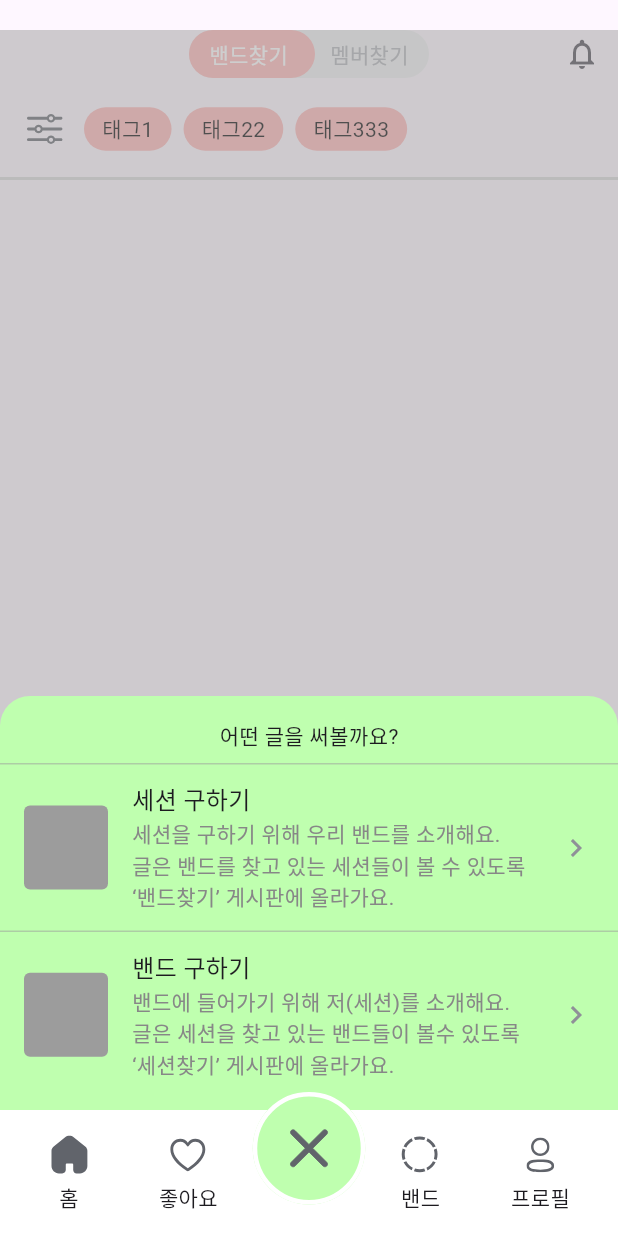
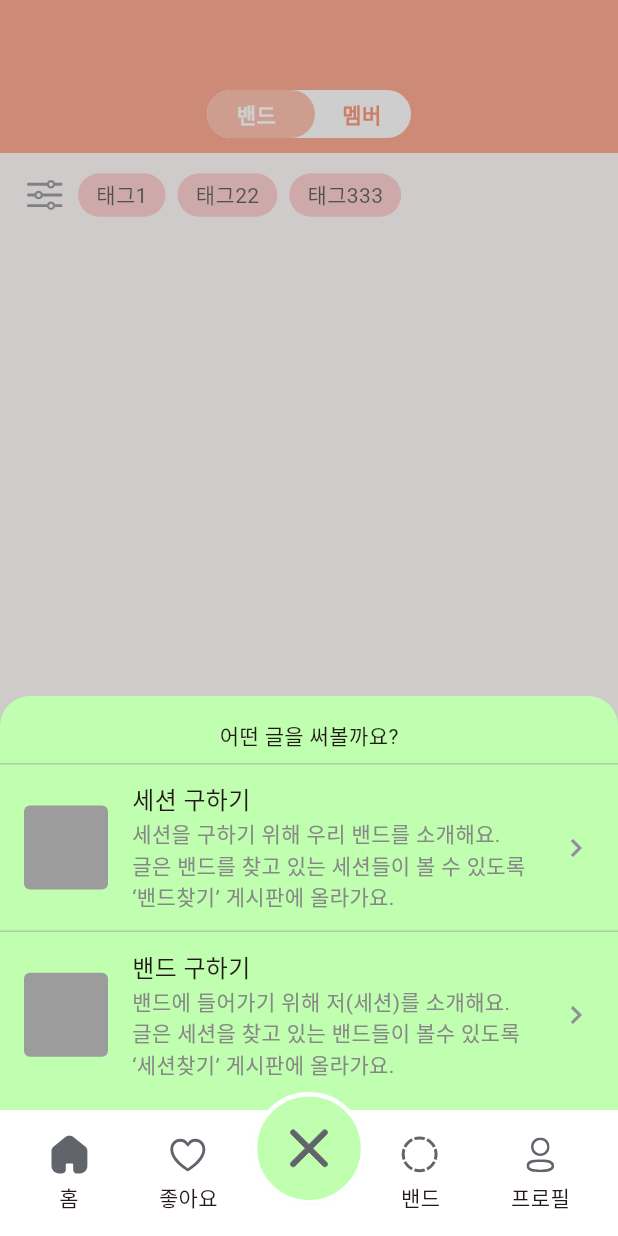
Before and after one commit to zigsong/lets-jam, a Flutter app: the screen it shows after launch, item 3 of the bottom bar chosen, on a phone screen of 412 x 824 dp. Run offline on Flutter 3.47's test engine with Material 3 defaults, Android fonts, the light colour scheme and no system bars; our stand-ins replace carousel_slider, flutter_dotenv, flutter_svg, image_picker, supabase_flutter; missing offline and left inert: kakao_flutter_sdk; accounts and stored records are empty; Roboto replaces fonts that are missing (Pretendard).

Commit message:
feat: PageToggler 색상 변경 및 appBar 구조 재정비

```diff
--- a/lib/main.dart
+++ b/lib/main.dart
@@ -1,6 +1,6 @@
 import 'package:flutter/material.dart';
 import 'package:flutter_dotenv/flutter_dotenv.dart';
-import 'package:lets_jam/screens/home_screen.dart';
+import 'package:lets_jam/screens/default_navigation.dart';
 import 'package:supabase_flutter/supabase_flutter.dart';
 import 'package:kakao_flutter_sdk/kakao_flutter_sdk.dart';
 
@@ -35,8 +35,17 @@ class MyApp extends StatelessWidget {
           child: child!,
         );
       },
-      theme: ThemeData(useMaterial3: true, fontFamily: 'Pretendard'),
-      home: const HomeScreen(),
+      theme: ThemeData(
+          useMaterial3: true,
+          fontFamily: 'Pretendard',
+          colorScheme:
+              ColorScheme.fromSeed(seedColor: const Color(0xffFC784F))),
+      initialRoute: '/',
+      routes: {
+        '/': (context) => const DefaultNavigation(),
+        // '/second': (context) => SecondScreen(),
+        // '/third': (context) => ThirdScreen(),
+      },
     );
   }
 }
--- a/lib/screens/home_screen.dart
+++ b/lib/screens/default_navigation.dart
@@ -6,15 +6,15 @@ import 'package:lets_jam/screens/explore_screen.dart';
 import 'package:lets_jam/screens/profile_screen.dart';
 import 'package:lets_jam/widgets/post_bottom_sheet.dart';
 
-class HomeScreen extends StatefulWidget {
+class DefaultNavigation extends StatefulWidget {
   final int? fromIndex;
-  const HomeScreen({super.key, this.fromIndex});
+  const DefaultNavigation({super.key, this.fromIndex});
 
   @override
-  State<HomeScreen> createState() => _HomeScreenState();
+  State<DefaultNavigation> createState() => _DefaultNavigationState();
 }
 
-class _HomeScreenState extends State<HomeScreen>
+class _DefaultNavigationState extends State<DefaultNavigation>
     with SingleTickerProviderStateMixin {
   AnimationController? _controller;
   Animation<Offset>? _offsetAnimation;
@@ -92,10 +92,6 @@ class _HomeScreenState extends State<HomeScreen>
   @override
   Widget build(BuildContext context) {
     return Scaffold(
-        /** @zigsong TODO: appbar height 정하기 */
-        appBar: AppBar(
-          toolbarHeight: 20,
-        ),
         body: Stack(children: [
           Positioned.fill(
               child: Center(child: _widgetOptions.elementAt(_selectedIndex))),
--- a/lib/screens/explore_screen.dart
+++ b/lib/screens/explore_screen.dart
@@ -2,6 +2,7 @@ import 'package:flutter/material.dart';
 import 'package:flutter_svg/svg.dart';
 import 'package:lets_jam/models/post_model.dart';
 import 'package:lets_jam/screens/post_detail_screen.dart';
+import 'package:lets_jam/utils/color_seed_enum.dart';
 import 'package:lets_jam/widgets/page_toggler.dart';
 import 'package:lets_jam/widgets/post_thumbnail.dart';
 import 'package:lets_jam/widgets/tag.dart';
@@ -42,41 +43,30 @@ class _ExploreScreenState extends State<ExploreScreen> {
   @override
   Widget build(BuildContext context) {
     var isBandTabSelected = _selectedPage == 0;
-    var isMemberTabSelected = _selectedPage == 1;
-
     var mockFilteredTags = ['태그1', '태그22', '태그333'];
 
-    return Scaffold(
-        body: Column(
+    return Column(
       children: [
-        Stack(
-          children: [
-            PageToggler(
-              onTap: _slidePage,
-              selectedIndex: isBandTabSelected ? 0 : 1,
-            ),
-            Positioned(
-              right: 0,
-              top: 0,
-              bottom: 0,
-              child: IconButton(
-                  onPressed: () {},
-                  padding: EdgeInsets.zero, // 패딩 설정
-                  constraints: const BoxConstraints(),
-                  icon: const Icon(Icons.notifications_outlined)),
-            ),
-          ],
-        ),
+        Container(
+            height: 102,
+            decoration: BoxDecoration(color: ColorSeed.boldOrangeMedium.color),
+            child: Align(
+              alignment: Alignment.bottomCenter,
+              child: Padding(
+                padding: const EdgeInsets.only(bottom: 10),
+                child: PageToggler(
+                  selectedIndex: _selectedPage,
+                  onTap: _slidePage,
+                ),
+              ),
+            )),
         Padding(
-          padding: const EdgeInsets.symmetric(horizontal: 12, vertical: 16),
+          padding: const EdgeInsets.symmetric(horizontal: 12, vertical: 10),
           child: Row(
             children: [
               SizedBox(
                   width: 36,
                   child: SvgPicture.asset('assets/icons/filter.svg')),
-              const SizedBox(
-                width: 4,
-              ),
               Expanded(
                 child: SingleChildScrollView(
                     scrollDirection: Axis.horizontal,
@@ -91,11 +81,6 @@ class _ExploreScreenState extends State<ExploreScreen> {
               ),
             ],
           ),
-        ),
-        const Divider(
-          height: 0,
-          thickness: 2,
-          color: Color(0xffD9D9D9),
         ),
         Expanded(
           child: FutureBuilder(
@@ -118,14 +103,14 @@ class _ExploreScreenState extends State<ExploreScreen> {
                   .toList();
 
               return Padding(
-                padding:
-                    const EdgeInsets.symmetric(horizontal: 16, vertical: 12),
+                padding: const EdgeInsets.symmetric(horizontal: 16),
                 child: PageView(
                   controller: _pageViewController,
                   physics:
                       const NeverScrollableScrollPhysics(), // 기본 슬라이드 동작을 막음
                   children: [
                     ListView.separated(
+                        padding: EdgeInsets.zero,
                         itemCount: findSessionPosts.length,
                         separatorBuilder: (context, index) => const SizedBox(
                               height: 8,
@@ -143,6 +128,7 @@ class _ExploreScreenState extends State<ExploreScreen> {
                           );
                         }),
                     ListView.separated(
+                        padding: EdgeInsets.zero,
                         itemCount: findBandPosts.length,
                         separatorBuilder: (context, index) => const SizedBox(
                               height: 8,
@@ -166,6 +152,6 @@ class _ExploreScreenState extends State<ExploreScreen> {
           ),
         )
       ],
-    ));
+    );
   }
 }
--- a/lib/screens/login_screen.dart
+++ b/lib/screens/login_screen.dart
@@ -1,7 +1,7 @@
 import 'package:flutter/material.dart';
 import 'package:flutter/services.dart';
 import 'package:flutter_svg/svg.dart';
-import 'package:lets_jam/screens/home_screen.dart';
+import 'package:lets_jam/screens/default_navigation.dart';
 import 'package:lets_jam/screens/signup_screen/signup_screen.dart';
 import 'package:lets_jam/screens/welcome_screen.dart';
 import 'package:supabase_flutter/supabase_flutter.dart';
@@ -49,7 +49,7 @@ class LoginScreen extends StatelessWidget {
                         .eq('email', user.email!);
 
                     /**
-                     * 이미 가입된 사용자면 HomeScreen으로,
+                     * 이미 가입된 사용자면 DefaultNavigation으로,
                      * 신규 가입 사용자라면 WelcomeScreen으로
                      */
                     if (event == AuthChangeEvent.signedIn) {
--- a/lib/screens/my_info_screen.dart
+++ b/lib/screens/my_info_screen.dart
@@ -3,7 +3,7 @@ import 'package:lets_jam/models/age_enum.dart';
 import 'package:lets_jam/models/level_enum.dart';
 import 'package:lets_jam/models/session_enum.dart';
 import 'package:lets_jam/models/user_model.dart';
-import 'package:lets_jam/screens/home_screen.dart';
+import 'package:lets_jam/screens/default_navigation.dart';
 import 'package:supabase_flutter/supabase_flutter.dart';
 
 class MyInfoScreen extends StatefulWidget {
@@ -155,7 +155,7 @@ class _MyInfoScreenState extends State<MyInfoScreen> {
               onPressed: () async {
                 await supabase.auth.signOut();
                 Navigator.of(context).pushReplacement(MaterialPageRoute(
-                    builder: (context) => const HomeScreen(
+                    builder: (context) => const DefaultNavigation(
                           fromIndex: 2,
                         )));
               },
--- a/lib/screens/signup_screen/signup_screen.dart
+++ b/lib/screens/signup_screen/signup_screen.dart
@@ -2,7 +2,7 @@ import 'package:flutter/material.dart';
 import 'package:lets_jam/models/level_enum.dart';
 import 'package:lets_jam/models/session_enum.dart';
 import 'package:lets_jam/models/signup_model.dart';
-import 'package:lets_jam/screens/home_screen.dart';
+import 'package:lets_jam/screens/default_navigation.dart';
 import 'package:lets_jam/screens/signup_screen/required_page.dart';
 import 'package:lets_jam/utils/helper.dart';
 import 'package:supabase_flutter/supabase_flutter.dart';
@@ -48,7 +48,7 @@ class _SignupScreenState extends State<SignupScreen>
     _saveUserToSupabase();
 
     Navigator.of(context).pushReplacement(MaterialPageRoute(
-        builder: (context) => const HomeScreen(
+        builder: (context) => const DefaultNavigation(
               fromIndex: 2,
             )));
   }
--- a/lib/screens/upload_screen.dart
+++ b/lib/screens/upload_screen.dart
@@ -2,7 +2,7 @@ import 'package:flutter/material.dart';
 import 'package:lets_jam/models/age_enum.dart';
 import 'package:lets_jam/models/find_session_upload_model.dart';
 import 'package:lets_jam/models/level_enum.dart';
-import 'package:lets_jam/screens/home_screen.dart';
+import 'package:lets_jam/screens/default_navigation.dart';
 import 'package:lets_jam/utils/auth.dart';
 import 'package:lets_jam/widgets/custom_form.dart';
 import 'package:lets_jam/widgets/multiple_image_picker.dart';
@@ -42,7 +42,7 @@ class _UploadScreenState extends State<UploadScreen> {
       _savePostToSupabase();
 
       Navigator.of(context).pushReplacement(
-          MaterialPageRoute(builder: (context) => const HomeScreen()));
+          MaterialPageRoute(builder: (context) => const DefaultNavigation()));
     }
   }
 
--- a/lib/screens/welcome_screen.dart
+++ b/lib/screens/welcome_screen.dart
@@ -1,6 +1,6 @@
 import 'package:flutter/material.dart';
 import 'package:flutter_svg/svg.dart';
-import 'package:lets_jam/screens/home_screen.dart';
+import 'package:lets_jam/screens/default_navigation.dart';
 import 'package:lets_jam/screens/signup_screen/signup_screen.dart';
 import 'package:lets_jam/widgets/wide_button.dart';
 import 'package:supabase_flutter/supabase_flutter.dart';
@@ -74,7 +74,7 @@ class _WelcomeScreenState extends State<WelcomeScreen> {
             TextButton(
               onPressed: () {
                 Navigator.of(context).pushReplacement(MaterialPageRoute(
-                    builder: (context) => const HomeScreen(
+                    builder: (context) => const DefaultNavigation(
                           fromIndex: 0,
                         )));
               },
--- /dev/null
+++ b/lib/utils/color_seed_enum.dart
@@ -0,0 +1,24 @@
+import 'package:flutter/material.dart';
+
+enum ColorSeed {
+  boldOrangeStrong('Bold Orange Strong', Color(0xffFC5C2B)),
+  boldOrangeMedium('Bold Orange Medium', Color(0xffFC784F)),
+  boldOrangeRegular('Bold Orange Regular', Color(0xffFD9E81)),
+  boldOrangeLight('Bold Orange Light', Color(0xffFFECE6)),
+
+  joyfulYellowStrong('Joyful Yellow Strong', Color(0xffFFF231)),
+  joyfulYellowMedium('Joyful Yellow Medium', Color(0xffFFF566)),
+  joyfulYellowRegular('Joyful Yellow Regular', Color(0xffFFFAB3)),
+  joyfulYellowLight('Joyful Yellow Light', Color(0xffFFFDE6)),
+
+  organizedBlackMedium('Organized Black Medium', Color(0xff222222)),
+  organizedBlackLight('Organized Black Light', Color(0xff4D4D4D)),
+
+  meticulousGrayMedium('Meticulous Gray Medium', Color(0xffA0A0A0)),
+  meticulousGrayLight('Meticulous Gray Light', Color(0xffD9D9D9));
+
+  const ColorSeed(this.label, this.color);
+
+  final String label;
+  final Color color;
+}
--- a/lib/widgets/page_toggler.dart
+++ b/lib/widgets/page_toggler.dart
@@ -1,4 +1,5 @@
 import 'package:flutter/material.dart';
+import 'package:lets_jam/utils/color_seed_enum.dart';
 
 class PageToggler extends StatelessWidget {
   final VoidCallback onTap;
@@ -17,20 +18,19 @@ class PageToggler extends StatelessWidget {
           children: [
             Container(
               height: 32,
-              width: 160,
+              width: 136,
               decoration: BoxDecoration(
-                  color: const Color(0xffefeff0),
-                  borderRadius: BorderRadius.circular(25)),
+                  color: Colors.white, borderRadius: BorderRadius.circular(25)),
             ),
             AnimatedPositioned(
               duration: const Duration(milliseconds: 100),
-              left: selectedIndex == 0 ? 0 : 76,
+              left: selectedIndex == 0 ? 0 : 64,
               child: Container(
                 alignment: Alignment.center,
                 height: 32,
-                width: 84,
+                width: 72,
                 decoration: BoxDecoration(
-                  color: const Color(0xffffb4b4),
+                  color: ColorSeed.boldOrangeRegular.color,
                   borderRadius: BorderRadius.circular(25),
                 ),
               ),
@@ -38,21 +38,23 @@ class PageToggler extends StatelessWidget {
             Row(
               children: [
                 Text(
-                  '밴드찾기',
+                  '밴드',
                   style: TextStyle(
                       color: selectedIndex == 0
                           ? Colors.white
-                          : const Color(0xffafb1b6)),
+                          : ColorSeed.boldOrangeStrong.color,
+                      fontWeight: FontWeight.w600),
                 ),
                 const SizedBox(
-                  width: 28,
+                  width: 44,
                 ),
                 Text(
-                  '멤버찾기',
+                  '멤버',
                   style: TextStyle(
                       color: selectedIndex == 1
                           ? Colors.white
-                          : const Color(0xffafb1b6)),
+                          : ColorSeed.boldOrangeStrong.color,
+                      fontWeight: FontWeight.w600),
                 ),
               ],
             )
```
Also changed, not shown: 1 other file.
